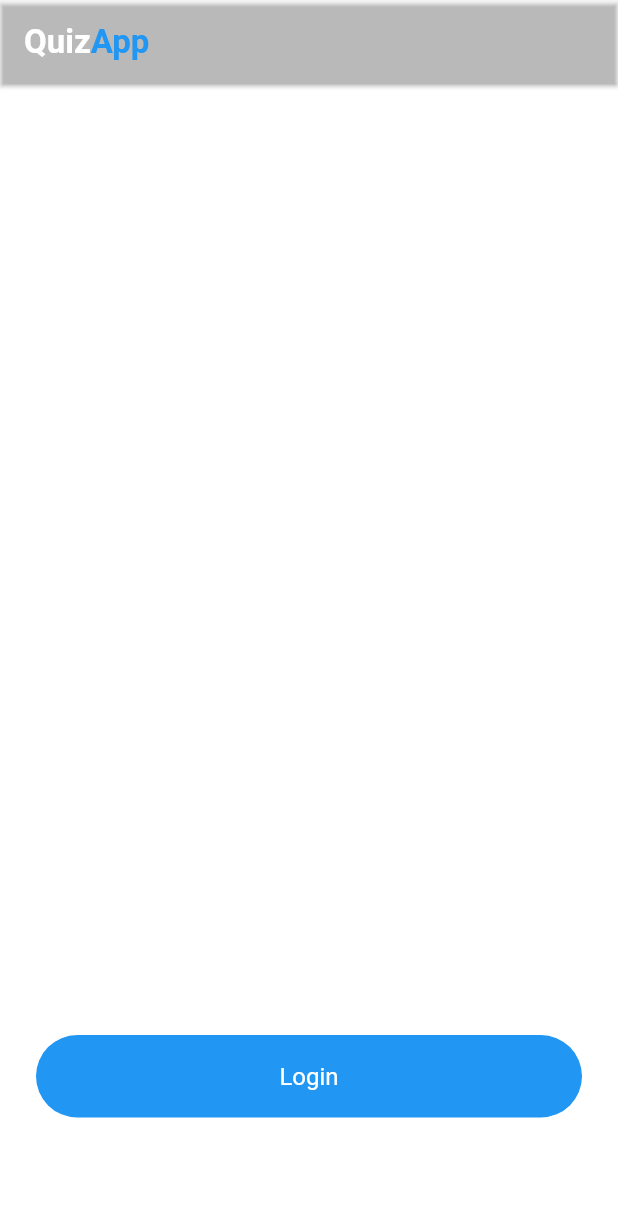
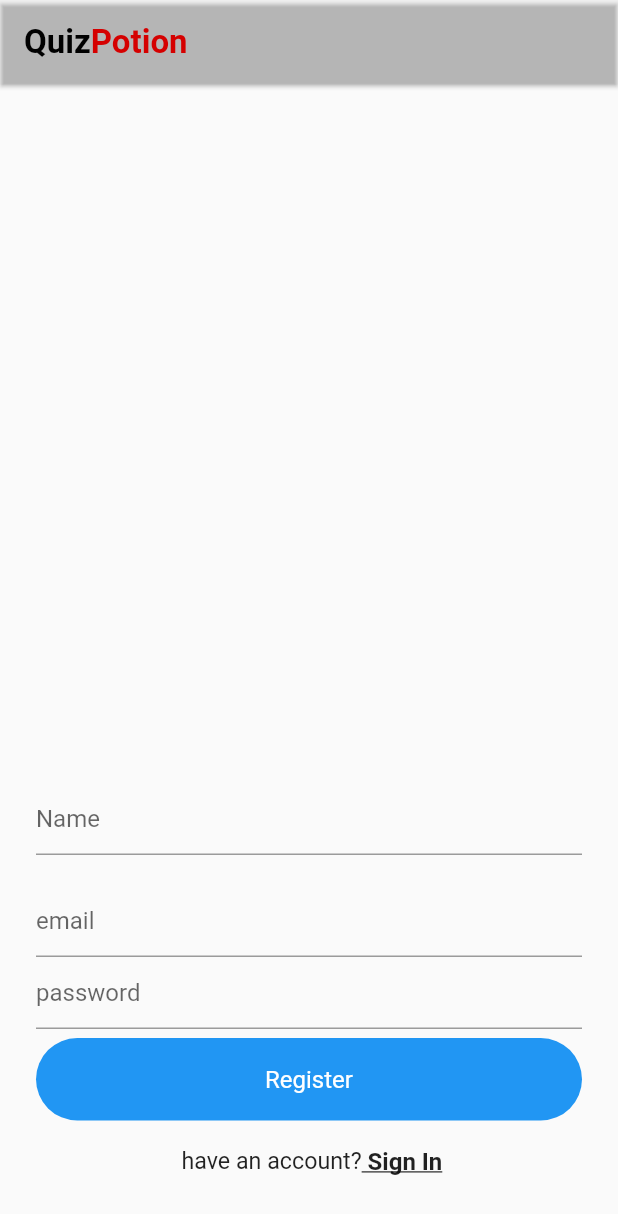
Before and after one commit to alifiamuhammad/uas, a Flutter app: the SignUp screen opened directly, on a phone screen of 412 x 824 dp. Shown: the top 1214 px of the screen. Run offline on Flutter 3.47's test engine with Material 2 defaults, Android fonts, the phone set to English and light mode, and no system bars; our stand-ins replace cloud_firestore, firebase_auth, random_string; accounts and stored records are empty; Roboto replaces fonts that are missing (DisneyHeroic).

Commit message:
day3&4
aas

```diff
--- a/uas/lib/auth.dart
+++ b/uas/lib/auth.dart
@@ -12,15 +12,6 @@ class AuthService {
     try {
       AuthResult authResult = await _auth.signInWithEmailAndPassword(
           email: email, password: password);
-    } catch (e) {
-      print(e.toString());
-    }
-  }
-
-  Future signUpEmailAndPass(String email, String password) async {
-    try {
-      AuthResult authResult = await _auth.signInWithEmailAndPassword(
-          email: email, password: password);
       FirebaseUser firebaseUser = authResult.user;
       return _userFromFirebaseUser(firebaseUser);
     } catch (e) {
@@ -30,7 +21,7 @@ class AuthService {
 
   Future signUpWithEmailAndPassword(String email, String password) async {
     try {
-      AuthResult authResult = await _auth.signInWithEmailAndPassword(
+      AuthResult authResult = await _auth.createUserWithEmailAndPassword(
           email: email, password: password);
       FirebaseUser firebaseUser = authResult.user;
       return _userFromFirebaseUser(firebaseUser);
--- a/uas/lib/register.dart
+++ b/uas/lib/register.dart
@@ -1,62 +1,64 @@
 import 'package:flutter/material.dart';
 import 'package:uas/auth.dart';
+import 'package:uas/login.dart';
 import 'package:flutter/services.dart';
 import 'package:uas/home.dart';
 import 'package:uas/widget.dart';
 
 class SignUp extends StatefulWidget {
-  final Function toogleView;
-
-  SignUp({this.toogleView});
-
   @override
   _SignUpState createState() => _SignUpState();
 }
 
+class _SignUpState extends State<SignUp> {
+  AuthService authService = new AuthService();
   final _formKey = GlobalKey<FormState>();
 
-class _SignUpState extends State<SignUp> {
-  AuthService authService = new AuthService();
+  bool loading = false;
+  String email, password, name;
 
-  bool _loading = false;
-  String email = '', password = '', name = "";
-
-  getInfoAndSignUp() async {
+  SignUp() async {
     if (_formKey.currentState.validate()) {
       setState(() {
-        _loading = true;
+        loading = true;
       });
 
-      await authService.signUpEmailAndPass(email, password).then((value) {
-        Map<String, String> userInfo = {
-          "userName": name,
-          "email": email,
-        };
-
+      await authService.signUpWithEmailAndPassword(email, password).then((val) {
+        if (val != null) {
+          setState(() {
+            loading = false;
+          });
           Navigator.pushReplacement(
               context, MaterialPageRoute(builder: (context) => Home()));
+        }
       });
     }
   }
 
   Widget build(BuildContext context) {
     return Scaffold(
-      backgroundColor: Colors.transparent,
       appBar: AppBar(
         title: appBar(context),
         elevation: 1.10,
         backgroundColor: Colors.transparent,
       ),
-      body: Container(
+      body: loading
+          ? Container(
+              child: Center(
+                child: CircularProgressIndicator(),
+              ),
+            )
+          : Form(
+              key: _formKey,
               child: Container(
                 margin: EdgeInsets.symmetric(horizontal: 24),
                 child: Column(children: [
                   Spacer(),
                   TextFormField(
                     validator: (val) {
-                return val.isEmpty ? "Enter Emailid" : null;
+                      return val.isEmpty ? "Entr your name" : null;
                     },
-              decoration: InputDecoration(hintText: "email"),
+                    decoration: InputDecoration(hintText: "Name"),
                     onChanged: (val) {
                       email = val;
                     },
@@ -65,58 +67,69 @@ class _SignUpState extends State<SignUp> {
                     height: 20,
                   ),
                   TextFormField(
+                    validator: validateEmail,
+                    decoration: InputDecoration(hintText: "email"),
+                    onChanged: (val) {
+                      email = val;
+                    },
+                  ),
+                  TextFormField(
                     validator: (val) {
-                return val.isEmpty ? "Enter password" : null;
+                      return val.isEmpty ? "Enter your password" : null;
                     },
                     decoration: InputDecoration(hintText: "password"),
                     onChanged: (val) {
                       password = val;
                     },
                   ),
-            TextFormField(
-              validator: (val) {
-                return val.isEmpty ? "Enter confirm password" : null;
+                  SizedBox(
+                    height: 6,
+                  ),
+                  GestureDetector(
+                    onTap: () {
+                      SignUp();
                     },
-              decoration: InputDecoration(hintText: "password"),
-              onChanged: (val) {
-                email = val;
-              },
-            ),
-            SizedBox(
-              height: 24,
-            ),
-            Container(
+                    child: Container(
                       padding: EdgeInsets.symmetric(vertical: 18),
                       decoration: BoxDecoration(
-                  color: Colors.blue, borderRadius: BorderRadius.circular(30)),
+                          color: Colors.blue,
+                          borderRadius: BorderRadius.circular(30)),
                       width: MediaQuery.of(context).size.width - 48,
                       child: Text(
-                "Login",
+                        "Register",
                         textAlign: TextAlign.center,
                         style: TextStyle(color: Colors.white, fontSize: 16),
                       ),
                     ),
+                  ),
                   SizedBox(
-              height: 30,
+                    height: 18,
                   ),
                   Row(
                     mainAxisAlignment: MainAxisAlignment.center,
                     children: [
                       Text(
-                  "Dont have an account?",
-                  style: TextStyle(fontSize: 16),
+                        " have an account?",
+                        style: TextStyle(fontSize: 15.5),
                       ),
-                Text(
-                  " Sign up",
+                      GestureDetector(
+                          onTap: () {
+                            Navigator.pushReplacement(
+                                context,
+                                MaterialPageRoute(
+                                    builder: (context) => SignIn()));
+                          },
+                          child: Text(
+                            " Sign In",
                             style: TextStyle(
                                 fontSize: 16,
                                 decoration: TextDecoration.underline,
                                 fontWeight: FontWeight.bold),
-                )
+                          ))
                     ],
                   ),
                   SizedBox(
-              height: 30,
+                    height: 40,
                   ),
                 ]),
               ),
@@ -125,9 +138,14 @@ class _SignUpState extends State<SignUp> {
   }
 }
 
-bool validateEmail(String value) {
+String validateEmail(String value) {
   Pattern pattern =
       r'^(([^<>()[\]\\.,;:\s@\"]+(\.[^<>()[\]\\.,;:\s@\"]+)*)|(\".+\"))@((\[[0-9]{1,3}\.[0-9]{1,3}\.[0-9]{1,3}\.[0-9]{1,3}\])|(([a-zA-Z\-0-9]+\.)+[a-zA-Z]{2,}))$';
   RegExp regex = new RegExp(pattern);
-  return (!regex.hasMatch(value)) ? false : true;
+  if (value == "") {
+    return "Email is Required";
+  } else if (!regex.hasMatch(value))
+    return 'Enter Valid Email';
+  else
+    return null;
 }
--- a/uas/lib/widget.dart
+++ b/uas/lib/widget.dart
@@ -3,15 +3,34 @@ import 'package:flutter/material.dart';
 Widget appBar(BuildContext context) {
   return RichText(
     text: TextSpan(
-      style: TextStyle(fontSize: 22),
+      style: TextStyle(
+        fontSize: 22,
+      ),
       children: <TextSpan>[
         TextSpan(
             text: 'Quiz',
-            style: TextStyle(fontWeight: FontWeight.w600, color: Colors.white)),
+            style: TextStyle(
+                fontWeight: FontWeight.w600,
+                color: Colors.black,
+                fontFamily: "DisneyHeroic")),
         TextSpan(
-            text: 'App',
-            style: TextStyle(fontWeight: FontWeight.w600, color: Colors.blue)),
+            text: 'Potion',
+            style: TextStyle(
+                fontWeight: FontWeight.w600, color: Colors.redAccent[700])),
       ],
     ),
   );
 }
+
+Widget blackButton(BuildContext context, String label) {
+  return Container(
+      padding: EdgeInsets.symmetric(vertical: 18),
+      decoration: BoxDecoration(
+          color: Colors.white, borderRadius: BorderRadius.circular(30)),
+      alignment: Alignment.center,
+      width: MediaQuery.of(context).size.width - 48,
+      child: Text(
+        label,
+        style: TextStyle(color: Colors.black),
+      ));
+}
--- a/uas/pubspec.yaml
+++ b/uas/pubspec.yaml
@@ -63,7 +63,7 @@ flutter:
   #   - images/a_dot_ham.jpeg
   assets:
      - images/12.jpg
-     - images/game1.png
+     - images/ai.png
 
   # An image asset can refer to one or more resolution-specific "variants", see
   # https://flutter.dev/assets-and-images/#resolution-aware.
@@ -87,6 +87,10 @@ flutter:
   #       - asset: fonts/TrajanPro.ttf
   #       - asset: fonts/TrajanPro_Bold.ttf
   #         weight: 700
+font:
+    - family: Disney
+      fonts:
+        - asset: font/DisneyHeroic.ttf
   #
   # For details regarding fonts from package dependencies,
   # see https://flutter.dev/custom-fonts/#from-packages
```
Also changed, not shown: uas/lib/adada.dart (+13 -0 lines), uas/lib/create.dart (added, +116 -0 lines), uas/lib/database.dart (added, +13 -0 lines), uas/lib/home.dart (+21 -34 lines), uas/lib/login.dart (+57 -41 lines), uas/lib/main.dart (+8 -5 lines), uas/lib/question.dart (added, +13 -0 lines), uas/lib/splas.dart (added, +31 -0 lines), uas/font/DisneyHeroic.ttf (added), uas/images/ai.png (added), 1 other file. Lines whose indentation alone changed are shown as unchanged.
